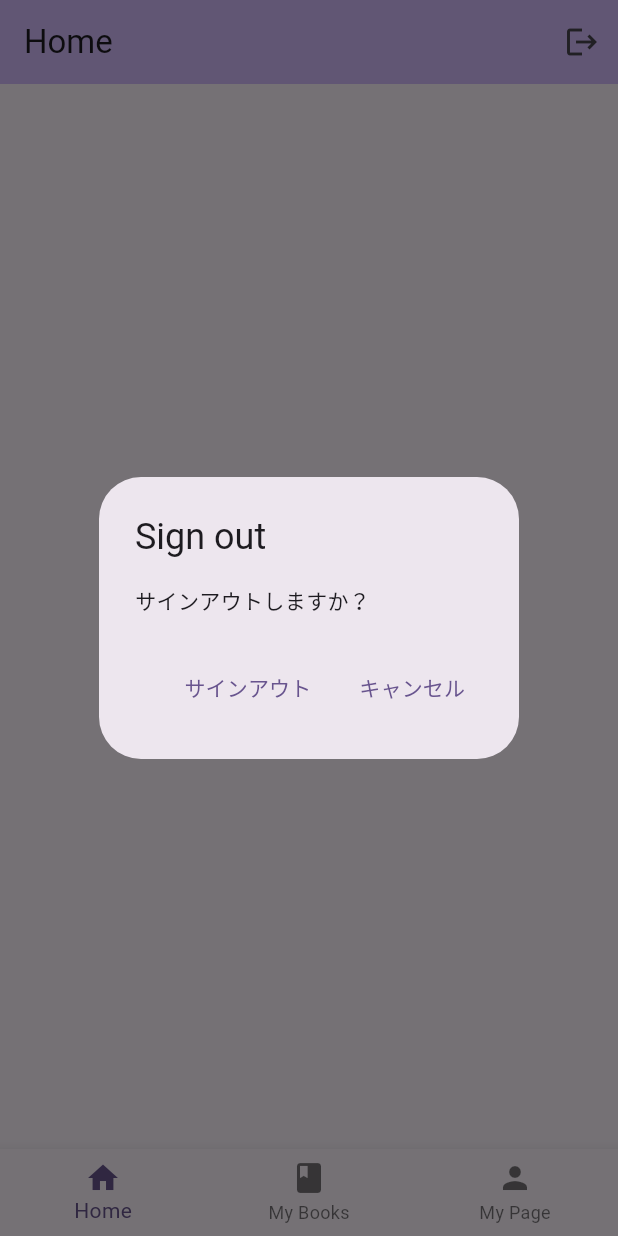
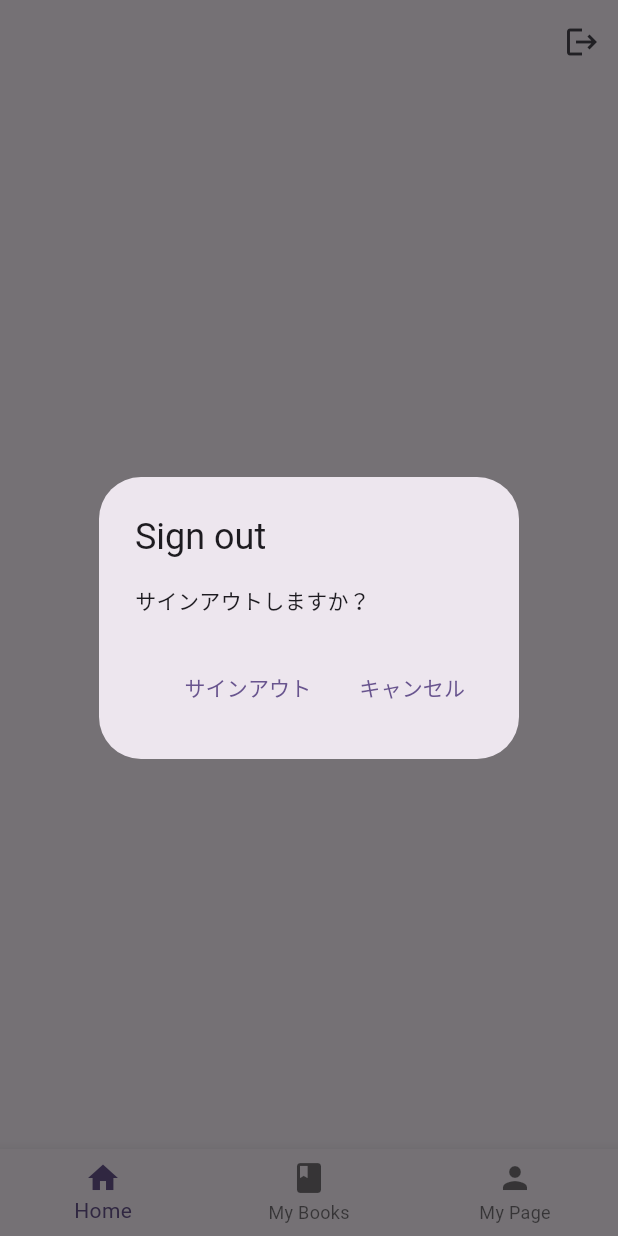
Before and after one commit to Haruki1090/Books-Rater, a Flutter app: the Home screen opened directly, after a tap on the "logout" icon, on a phone screen of 412 x 824 dp. Run offline on Flutter 3.47's test engine with Material 3 defaults, Android fonts, the phone set to English and light mode, and no system bars; our stand-ins replace cloud_firestore, firebase_auth, firebase_core, flutter_riverpod, freezed_annotation; accounts and stored records are empty; generated files the repository leaves out were written again.

Commit message:
AppBar削除

```diff
--- a/lib/home.dart
+++ b/lib/home.dart
@@ -24,8 +24,6 @@ class _HomeState extends ConsumerState<Home> {
   Widget build(BuildContext context) {
     return Scaffold(
       appBar: AppBar(
-        backgroundColor: Theme.of(context).colorScheme.inversePrimary,
-        title: const Text('Home'),
         actions: [
           // sign out button
           IconButton(
```
